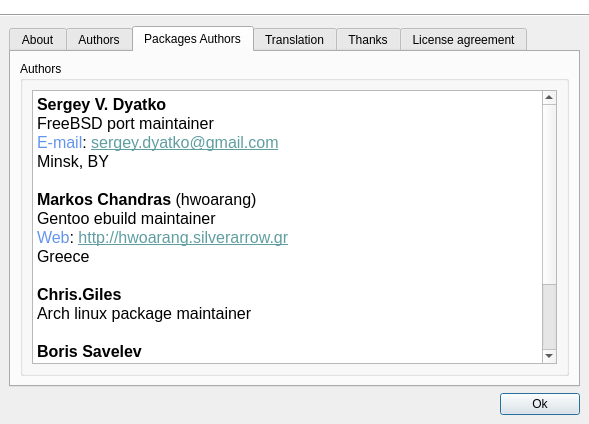
The window that src/uis/About.ui (brezerk/q4wine) describes before a commit, drawn with Qt 5.
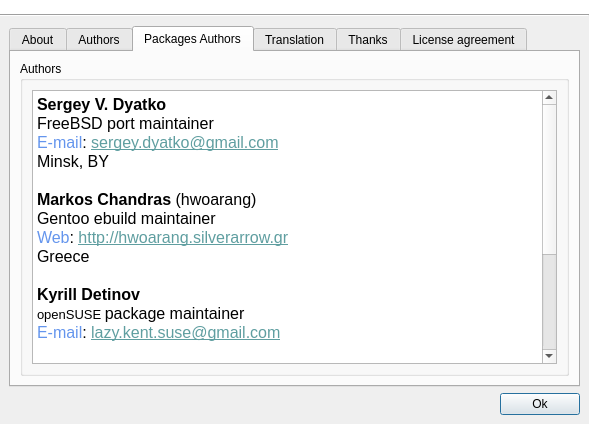
The same window after the commit. The open tabs and pages were chosen to show the change. Icons and pictures are not drawn.

Commit message: Updates for ChangeLog and About dialog;

```diff
--- a/src/uis/About.ui
+++ b/src/uis/About.ui
@@ -326,7 +326,7 @@
                 <string>&lt;!DOCTYPE HTML PUBLIC &quot;-//W3C//DTD HTML 4.0//EN&quot; &quot;http://www.w3.org/TR/REC-html40/strict.dtd&quot;&gt;
 &lt;html&gt;&lt;head&gt;&lt;meta name=&quot;qrichtext&quot; content=&quot;1&quot; /&gt;&lt;style type=&quot;text/css&quot;&gt;
 p, li { white-space: pre-wrap; }
-&lt;/style&gt;&lt;/head&gt;&lt;body style=&quot; font-family:'Verdana'; font-size:11pt; font-weight:400; font-style:normal;&quot;&gt;
+&lt;/style&gt;&lt;/head&gt;&lt;body style=&quot; font-family:'Verdana'; font-size:10pt; font-weight:400; font-style:normal;&quot;&gt;
 &lt;p style=&quot; margin-top:0px; margin-bottom:0px; margin-left:0px; margin-right:0px; -qt-block-indent:0; text-indent:0px;&quot;&gt;&lt;span style=&quot; font-family:'Fixed [Misc]'; font-size:12pt; font-weight:600; color:#000000;&quot;&gt;Sergey V. Dyatko&lt;/span&gt;&lt;/p&gt;
 &lt;p style=&quot; margin-top:0px; margin-bottom:0px; margin-left:0px; margin-right:0px; -qt-block-indent:0; text-indent:0px;&quot;&gt;&lt;span style=&quot; font-family:'Fixed [Misc]'; font-size:12pt; color:#000000;&quot;&gt;FreeBSD port maintainer&lt;/span&gt;&lt;/p&gt;
 &lt;p style=&quot; margin-top:0px; margin-bottom:0px; margin-left:0px; margin-right:0px; -qt-block-indent:0; text-indent:0px;&quot;&gt;&lt;span style=&quot; font-family:'Fixed [Misc]'; font-size:12pt; color:#6495ed;&quot;&gt;E-mail&lt;/span&gt;&lt;span style=&quot; font-family:'Fixed [Misc]'; font-size:12pt;&quot;&gt;: &lt;/span&gt;&lt;span style=&quot; font-family:'Fixed [Misc]'; font-size:12pt; text-decoration: underline; color:#5f9ea0;&quot;&gt;sergey.dyatko@gmail.com&lt;/span&gt;&lt;/p&gt;
@@ -336,6 +336,10 @@
 &lt;p style=&quot; margin-top:0px; margin-bottom:0px; margin-left:0px; margin-right:0px; -qt-block-indent:0; text-indent:0px;&quot;&gt;&lt;span style=&quot; font-family:'Fixed [Misc]'; font-size:12pt;&quot;&gt;Gentoo ebuild maintainer&lt;/span&gt;&lt;/p&gt;
 &lt;p style=&quot; margin-top:0px; margin-bottom:0px; margin-left:0px; margin-right:0px; -qt-block-indent:0; text-indent:0px;&quot;&gt;&lt;span style=&quot; font-family:'Fixed [Misc]'; font-size:12pt; color:#6495ed;&quot;&gt;Web&lt;/span&gt;&lt;span style=&quot; font-family:'Fixed [Misc]'; font-size:12pt;&quot;&gt;: &lt;/span&gt;&lt;span style=&quot; font-family:'Fixed [Misc]'; font-size:12pt; text-decoration: underline; color:#5f9ea0;&quot;&gt;http://hwoarang.silverarrow.gr&lt;/span&gt;&lt;/p&gt;
 &lt;p style=&quot; margin-top:0px; margin-bottom:0px; margin-left:0px; margin-right:0px; -qt-block-indent:0; text-indent:0px;&quot;&gt;&lt;span style=&quot; font-family:'Fixed [Misc]'; font-size:12pt;&quot;&gt;Greece&lt;/span&gt;&lt;/p&gt;
+&lt;p style=&quot;-qt-paragraph-type:empty; margin-top:0px; margin-bottom:0px; margin-left:0px; margin-right:0px; -qt-block-indent:0; text-indent:0px; font-family:'Fixed [Misc]'; font-size:12pt;&quot;&gt;&lt;/p&gt;
+&lt;p style=&quot; margin-top:0px; margin-bottom:0px; margin-left:0px; margin-right:0px; -qt-block-indent:0; text-indent:0px;&quot;&gt;&lt;span style=&quot; font-family:'Fixed [Misc]'; font-size:12pt; font-weight:600; color:#000000;&quot;&gt;Kyrill Detinov&lt;/span&gt;&lt;/p&gt;
+&lt;p style=&quot; margin-top:0px; margin-bottom:0px; margin-left:0px; margin-right:0px; -qt-block-indent:0; text-indent:0px;&quot;&gt;openSUSE &lt;span style=&quot; font-family:'Fixed [Misc]'; font-size:12pt; color:#000000;&quot;&gt;package maintainer&lt;/span&gt;&lt;/p&gt;
+&lt;p style=&quot; margin-top:0px; margin-bottom:0px; margin-left:0px; margin-right:0px; -qt-block-indent:0; text-indent:0px;&quot;&gt;&lt;span style=&quot; font-family:'Fixed [Misc]'; font-size:12pt; color:#6495ed;&quot;&gt;E-mail&lt;/span&gt;&lt;span style=&quot; font-family:'Fixed [Misc]'; font-size:12pt;&quot;&gt;: &lt;/span&gt;&lt;span style=&quot; font-family:'Fixed [Misc]'; font-size:12pt; text-decoration: underline; color:#5f9ea0;&quot;&gt;lazy.kent.suse@gmail.com&lt;/span&gt;&lt;/p&gt;
 &lt;p style=&quot;-qt-paragraph-type:empty; margin-top:0px; margin-bottom:0px; margin-left:0px; margin-right:0px; -qt-block-indent:0; text-indent:0px; font-family:'Fixed [Misc]'; font-size:12pt; font-weight:600; color:#000000;&quot;&gt;&lt;/p&gt;
 &lt;p style=&quot; margin-top:0px; margin-bottom:0px; margin-left:0px; margin-right:0px; -qt-block-indent:0; text-indent:0px;&quot;&gt;&lt;span style=&quot; font-family:'Fixed [Misc]'; font-size:12pt; font-weight:600; color:#000000;&quot;&gt;Chris.Giles&lt;/span&gt;&lt;/p&gt;
 &lt;p style=&quot; margin-top:0px; margin-bottom:0px; margin-left:0px; margin-right:0px; -qt-block-indent:0; text-indent:0px;&quot;&gt;&lt;span style=&quot; font-family:'Fixed [Misc]'; font-size:12pt; color:#000000;&quot;&gt;Arch linux package maintainer&lt;/span&gt;&lt;/p&gt;
```
Left out of the diff: 12 changed lines with no effect on the pictures. The commit also changes 1 other file.
